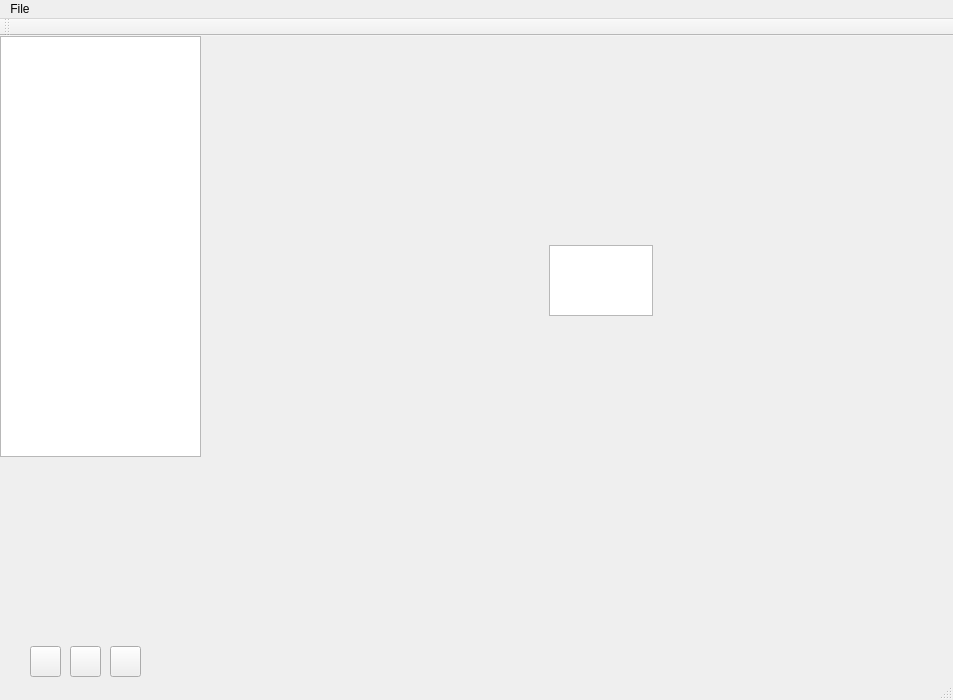
Above: qt/QTWidgetUI/mainwindow.ui from jderehag/spotifyserver before the change. Below: the same form after it.
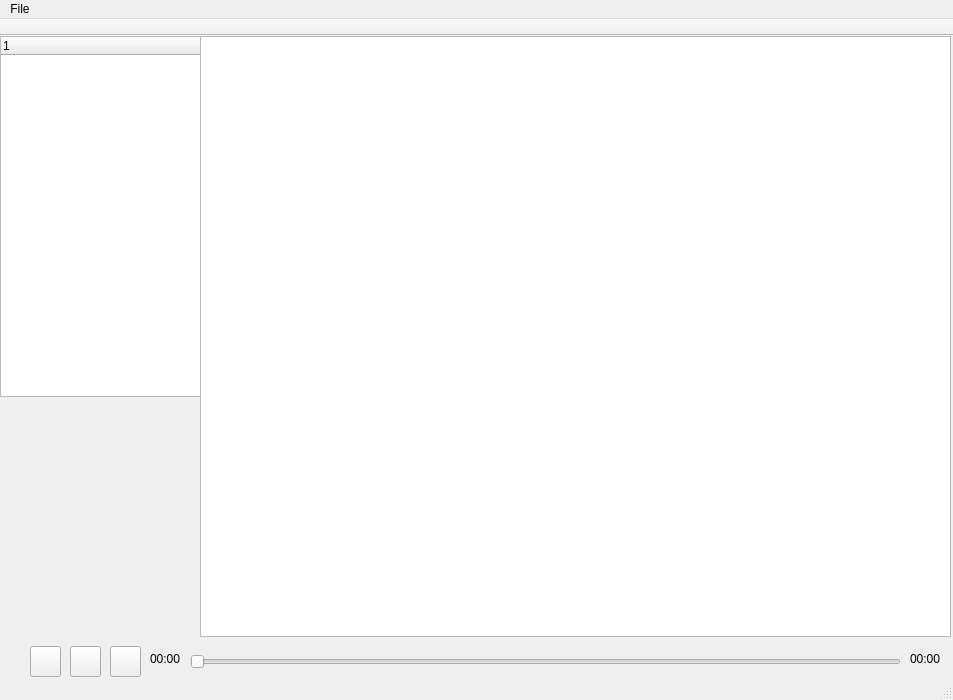
That is the form after the change. The open tabs and pages were chosen to show the change.

The edit to the form file:
```diff
--- a/qt/QTWidgetUI/mainwindow.ui
+++ b/qt/QTWidgetUI/mainwindow.ui
@@ -14,23 +14,13 @@
    <string>MainWindow</string>
   </property>
   <widget class="QWidget" name="centralWidget">
-   <widget class="QTreeView" name="treeView">
-    <property name="geometry">
-     <rect>
-      <x>0</x>
-      <y>0</y>
-      <width>201</width>
-      <height>421</height>
-     </rect>
-    </property>
-   </widget>
    <widget class="QStackedWidget" name="stackedWidget">
     <property name="geometry">
      <rect>
       <x>200</x>
       <y>0</y>
       <width>751</width>
-      <height>521</height>
+      <height>601</height>
      </rect>
     </property>
     <widget class="QWidget" name="playlistPage">
@@ -40,7 +30,7 @@
         <x>0</x>
         <y>0</y>
         <width>751</width>
-        <height>521</height>
+        <height>601</height>
        </rect>
       </property>
       <property name="showGrid">
@@ -49,50 +39,23 @@
       <property name="wordWrap">
        <bool>false</bool>
       </property>
+      <attribute name="horizontalHeaderDefaultSectionSize">
+       <number>200</number>
+      </attribute>
+      <attribute name="horizontalHeaderHighlightSections">
+       <bool>false</bool>
+      </attribute>
      </widget>
     </widget>
     <widget class="QWidget" name="page"/>
-    <widget class="QWidget" name="page_2">
-     <widget class="QWidget" name="widget" native="true">
-      <property name="geometry">
-       <rect>
-        <x>-1</x>
-        <y>-1</y>
-        <width>751</width>
-        <height>531</height>
-       </rect>
-      </property>
-      <widget class="QPlainTextEdit" name="plainTextEdit">
-       <property name="geometry">
-        <rect>
-         <x>350</x>
-         <y>210</y>
-         <width>104</width>
-         <height>71</height>
-        </rect>
-       </property>
-      </widget>
-     </widget>
-    </widget>
-   </widget>
-   <widget class="QWidget" name="layoutWidget">
-    <property name="geometry">
-     <rect>
-      <x>0</x>
-      <y>0</y>
-      <width>2</width>
-      <height>2</height>
-     </rect>
-    </property>
-    <layout class="QHBoxLayout" name="horizontalLayout"/>
    </widget>
    <widget class="QLabel" name="label">
     <property name="geometry">
      <rect>
       <x>0</x>
-      <y>420</y>
-      <width>201</width>
-      <height>181</height>
+      <y>360</y>
+      <width>200</width>
+      <height>200</height>
      </rect>
     </property>
     <property name="text">
@@ -138,6 +101,102 @@
      <string/>
     </property>
    </widget>
+   <widget class="QTreeWidget" name="playlistsTree">
+    <property name="geometry">
+     <rect>
+      <x>0</x>
+      <y>0</y>
+      <width>201</width>
+      <height>361</height>
+     </rect>
+    </property>
+    <column>
+     <property name="text">
+      <string notr="true">1</string>
+     </property>
+    </column>
+   </widget>
+   <widget class="QLabel" name="currentTrackLabel">
+    <property name="geometry">
+     <rect>
+      <x>10</x>
+      <y>570</y>
+      <width>181</width>
+      <height>16</height>
+     </rect>
+    </property>
+    <property name="font">
+     <font>
+      <pointsize>10</pointsize>
+     </font>
+    </property>
+    <property name="text">
+     <string/>
+    </property>
+   </widget>
+   <widget class="QLabel" name="currentArtistLabel">
+    <property name="geometry">
+     <rect>
+      <x>10</x>
+      <y>590</y>
+      <width>181</width>
+      <height>16</height>
+     </rect>
+    </property>
+    <property name="text">
+     <string/>
+    </property>
+   </widget>
+   <widget class="QSlider" name="horizontalSlider">
+    <property name="geometry">
+     <rect>
+      <x>190</x>
+      <y>615</y>
+      <width>711</width>
+      <height>22</height>
+     </rect>
+    </property>
+    <property name="orientation">
+     <enum>Qt::Horizontal</enum>
+    </property>
+   </widget>
+   <widget class="QLabel" name="progressLabel">
+    <property name="geometry">
+     <rect>
+      <x>150</x>
+      <y>615</y>
+      <width>31</width>
+      <height>16</height>
+     </rect>
+    </property>
+    <property name="text">
+     <string>00:00</string>
+    </property>
+   </widget>
+   <widget class="QLabel" name="durationLabel">
+    <property name="geometry">
+     <rect>
+      <x>910</x>
+      <y>615</y>
+      <width>31</width>
+      <height>16</height>
+     </rect>
+    </property>
+    <property name="text">
+     <string>00:00</string>
+    </property>
+   </widget>
+   <zorder>stackedWidget</zorder>
+   <zorder>label</zorder>
+   <zorder>playButton</zorder>
+   <zorder>nextButton</zorder>
+   <zorder>prevButton</zorder>
+   <zorder>currentTrackLabel</zorder>
+   <zorder>currentArtistLabel</zorder>
+   <zorder>playlistsTree</zorder>
+   <zorder>horizontalSlider</zorder>
+   <zorder>progressLabel</zorder>
+   <zorder>durationLabel</zorder>
   </widget>
   <widget class="QMenuBar" name="menuBar">
    <property name="geometry">
@@ -156,6 +215,12 @@
    <addaction name="menuTestApp"/>
   </widget>
   <widget class="QToolBar" name="mainToolBar">
+   <property name="movable">
+    <bool>false</bool>
+   </property>
+   <property name="floatable">
+    <bool>false</bool>
+   </property>
    <attribute name="toolBarArea">
     <enum>TopToolBarArea</enum>
    </attribute>
```
Left out of the diff: 6 changed lines with no effect on the pictures.
